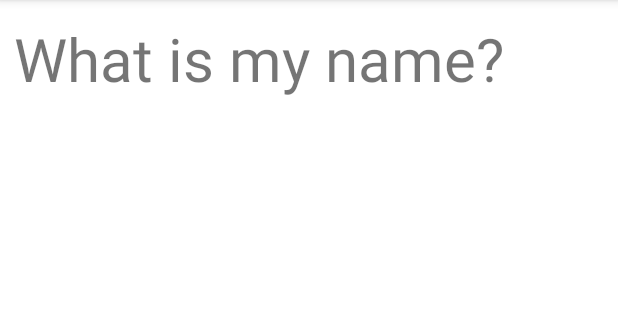
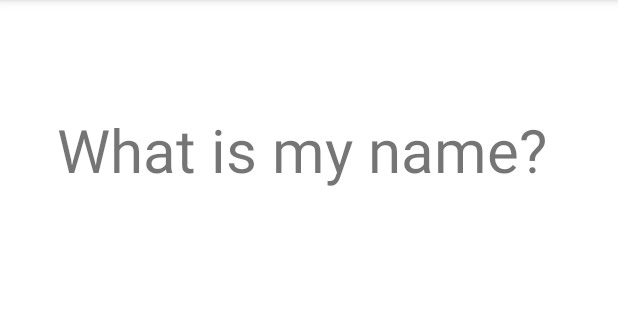
Before and after one commit to rxiong19/Elvira_Flashcard_App, an Android app: the screen it shows after launch (MainActivity), on a phone screen of 412 x 824 dp, the part 84-404 px from its top. Run offline under Robolectric (Android 15) with nearby library versions, the phone set to English and light mode, and no system bars; 2 statements that could not run were skipped.

Commit message:
small updaye

```diff
--- a/app/src/main/java/com/example/elvira_flashcard_app/MainActivity.java
+++ b/app/src/main/java/com/example/elvira_flashcard_app/MainActivity.java
@@ -23,13 +23,14 @@ public class MainActivity extends AppCompatActivity {
                 answerTextView.setVisibility(View.VISIBLE);
             }
         });
-//        answerTextView.setOnClickListener(new View.OnClickListener() {
-//            @Override
-//            public void onClick(View view){
-//                questionTextView.setVisibility(View.VISIBLE);
-//                answerTextView.setVisibility(View.INVISIBLE);
-//            }
-//        });
+
+        answerTextView.setOnClickListener(new View.OnClickListener() {
+            @Override
+            public void onClick(View view){
+                questionTextView.setVisibility(View.VISIBLE);
+                answerTextView.setVisibility(View.INVISIBLE);
+            }
+        });
 
     }
 }
--- a/app/src/main/res/layout/activity_main.xml
+++ b/app/src/main/res/layout/activity_main.xml
@@ -9,24 +9,22 @@
 
     <TextView
         android:id="@id/question1"
-        android:layout_width="355dp"
-        android:layout_height="78dp"
+        android:layout_width="match_parent"
+        android:layout_height="200dp"
         android:text="What is my name? "
         android:textSize="40dp"
         android:gravity="center"
-        tools:layout_editor_absoluteX="40dp"
-        tools:layout_editor_absoluteY="53dp" />
+        />
 
     <TextView
         android:id="@+id/answer1"
-        android:layout_width="290dp"
-        android:layout_height="103dp"
+        android:layout_width="match_parent"
+        android:layout_height="200dp"
         android:layout_below="@id/question1"
         android:text="Bearrrr"
         android:textAlignment="center"
         android:textSize="40dp"
         android:visibility="invisible"
-        tools:layout_editor_absoluteX="60dp"
-        tools:layout_editor_absoluteY="216dp" />
+        />
 
 </androidx.constraintlayout.widget.ConstraintLayout>
```
